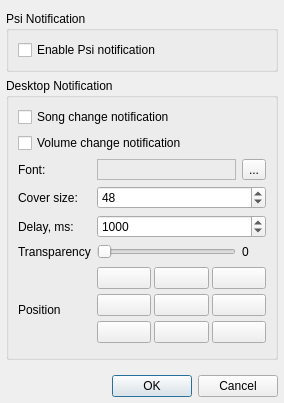
ksv1986/qmmp-staging, file src/plugins/General/notifier/settingsdialog.ui: the form before one commit.
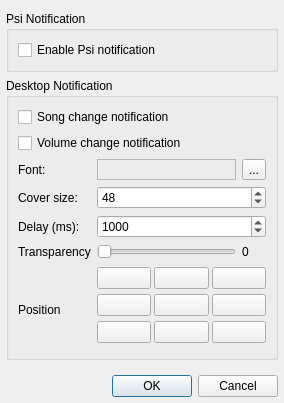
The form after the commit.

Patch:
```diff
--- a/src/plugins/General/notifier/settingsdialog.ui
+++ b/src/plugins/General/notifier/settingsdialog.ui
@@ -88,7 +88,7 @@
       <item row="4" column="0" >
        <widget class="QLabel" name="label_3" >
         <property name="text" >
-         <string>Delay, ms:</string>
+         <string>Delay (ms):</string>
         </property>
         <property name="alignment" >
          <set>Qt::AlignLeading|Qt::AlignLeft|Qt::AlignVCenter</set>
```
